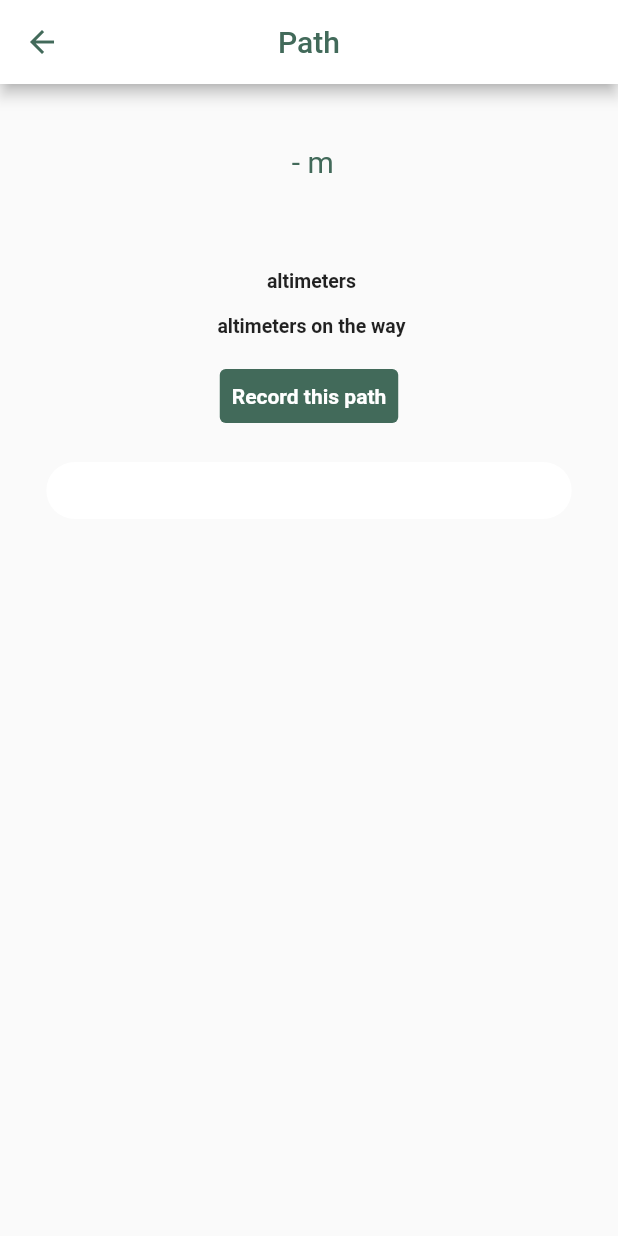
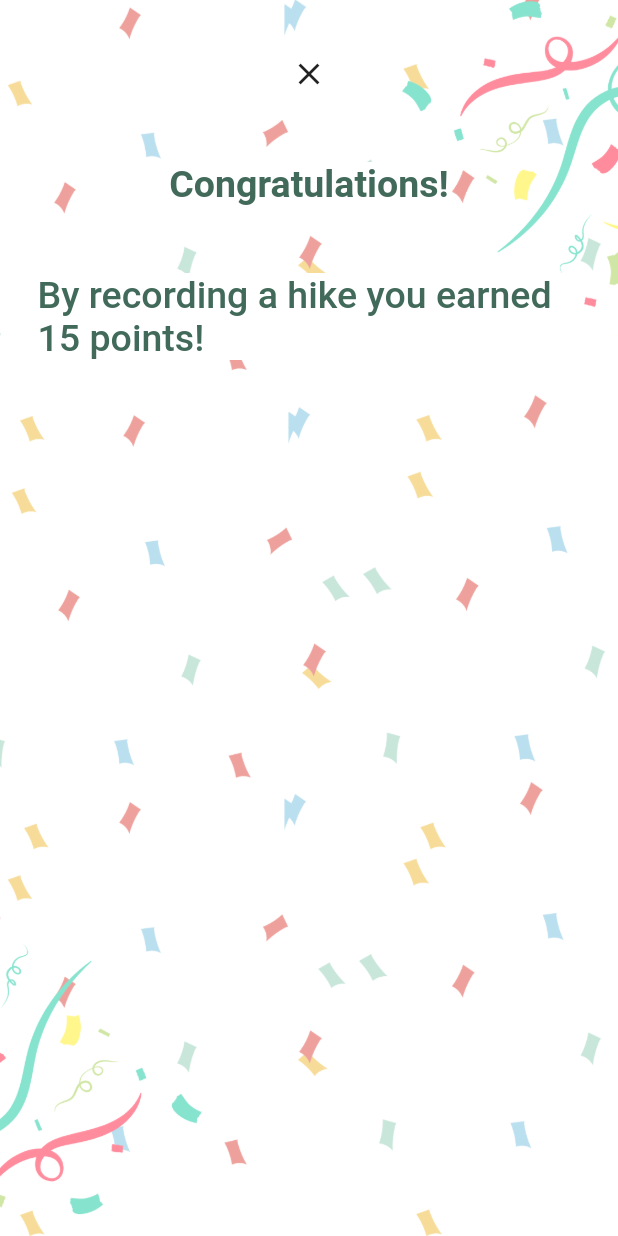
Before and after one commit to polancka/bach_thes, a Flutter app: the PathDetail screen opened directly with empty values, after a tap on "Record this path", on a phone screen of 412 x 824 dp. Run offline on Flutter 3.47's test engine with Material 2 defaults, Android fonts, the phone set to English and light mode, and no system bars; our stand-ins replace cloud_firestore, firebase_auth, firebase_core, fluttertoast, percent_indicator and 1 more; missing offline and left inert: dart:ffi; accounts and stored records are empty.

Commit message:
"Points screen"

```diff
--- a/lib/controllers/navigation_controller.dart
+++ b/lib/controllers/navigation_controller.dart
@@ -11,7 +11,7 @@ import 'package:bach_thes/views/pages/forgoten_password_page.dart';
 import 'package:bach_thes/views/pages/home_page.dart';
 import 'package:bach_thes/views/pages/login_page.dart';
 import 'package:bach_thes/views/pages/registration_page.dart';
-
+import 'package:bach_thes/views/pages/pointsAlert.dart';
 //Class that provides navigation to any of the pages of the application
 
 class MyNavigator {
@@ -79,4 +79,11 @@ class MyNavigator {
     Navigator.push(
         context, MaterialPageRoute(builder: (context) => addNewPeakPage()));
   }
+
+  void navigateToPointsPage(String action, int points) {
+    Navigator.push(
+        context,
+        MaterialPageRoute(
+            builder: (context) => PointsPage(action: action, points: points)));
+  }
 }
--- a/lib/main.dart
+++ b/lib/main.dart
@@ -1,6 +1,7 @@
 import 'package:bach_thes/views/pages/addToDatabase.dart';
 import 'package:bach_thes/views/pages/list_of_peaks.dart';
 import 'package:bach_thes/views/pages/main_page.dart';
+import 'package:bach_thes/views/pages/pointsAlert.dart';
 import 'package:bach_thes/views/pages/profile_page.dart';
 import 'package:bach_thes/views/pages/registration_page.dart';
 import 'package:cloud_firestore/cloud_firestore.dart';
--- a/lib/views/pages/path_detail.dart
+++ b/lib/views/pages/path_detail.dart
@@ -3,6 +3,7 @@ import 'dart:developer';
 import 'package:flutter/material.dart';
 import 'package:bach_thes/models/path.dart';
 import 'package:bach_thes/utils/styles.dart';
+import 'package:bach_thes/controllers/navigation_controller.dart';
 
 /* UI for displayinf more information about a chosen path. User wil also be able
 to record his hike on this path by pressing the "Record" button. */
@@ -103,7 +104,8 @@ class PathDetail extends StatelessWidget {
                                       MaterialStateColor.resolveWith(
                                           (states) => Styles.deepgreen)),
                               onPressed: () {
-                                log("pressed");
+                                MyNavigator(context).navigateToPointsPage(
+                                    "recording a hike", 15);
                               },
                               child: Text(
                                 "Record this path",
--- /dev/null
+++ b/lib/views/pages/pointsAlert.dart
@@ -0,0 +1,72 @@
+import 'package:flutter/material.dart';
+import 'package:bach_thes/utils/styles.dart';
+
+class PointsPage extends StatefulWidget {
+  String action;
+  int points;
+  PointsPage({required this.action, required this.points});
+
+  @override
+  State<PointsPage> createState() => _PointsPageState();
+}
+
+class _PointsPageState extends State<PointsPage> {
+  @override
+  Widget build(BuildContext context) {
+    return Scaffold(
+        body: SingleChildScrollView(
+      child: Container(
+        alignment: Alignment.center,
+        height: MediaQuery.of(context).size.height,
+        width: MediaQuery.of(context).size.width,
+        decoration: const BoxDecoration(
+            color: Colors.purple,
+            image: DecorationImage(
+                image: AssetImage('lib/utils/images/points_conf.png'),
+                fit: BoxFit.cover)),
+        child: Column(
+          children: [
+            SizedBox(
+              height: 25,
+            ),
+            CloseButton(),
+            SizedBox(
+              height: 35,
+            ),
+            Row(
+              crossAxisAlignment: CrossAxisAlignment.center,
+              mainAxisAlignment: MainAxisAlignment.center,
+              children: [
+                Container(
+                    decoration: BoxDecoration(color: Colors.white),
+                    child: Text("Congratulations!",
+                        style: TextStyle(
+                            color: Styles.deepgreen,
+                            fontSize: 25,
+                            fontWeight: FontWeight.w700))),
+              ],
+            ),
+            SizedBox(height: 20),
+            Padding(
+                padding: EdgeInsets.all(25),
+                child: Row(
+                  crossAxisAlignment: CrossAxisAlignment.center,
+                  mainAxisAlignment: MainAxisAlignment.center,
+                  children: [
+                    Expanded(
+                        child: Container(
+                            decoration: BoxDecoration(color: Colors.white),
+                            child: Text(
+                                "By ${widget.action} you earned ${widget.points} points! ",
+                                style: TextStyle(
+                                    color: Styles.deepgreen,
+                                    fontSize: 25,
+                                    fontWeight: FontWeight.w500))))
+                  ],
+                ))
+          ],
+        ),
+      ),
+    ));
+  }
+}
--- a/pubspec.yaml
+++ b/pubspec.yaml
@@ -77,6 +77,7 @@ flutter:
      - lib/utils/images/gore.png
      - lib/utils/images/profile_back.png
      - lib/utils/images/user_logo.png
+     - lib/utils/images/points_conf.png
 
 
 
```
Also changed, not shown: lib/models/hiker.dart (+11 -2 lines), lib/views/pages/main_page.dart (+16 -3 lines), lib/views/pages/profile_page.dart (+27 -3 lines), lib/views/pages/statistics_page.dart (+53 -7 lines), lib/utils/images/points_conf.png (added).
